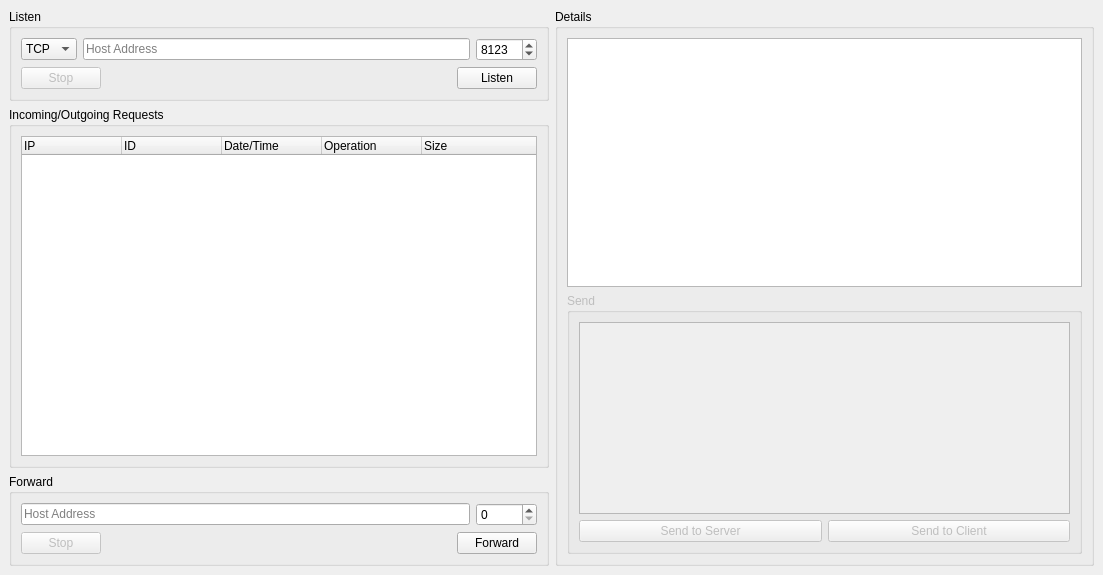
Before: the Qt Designer form mainwindow.ui in realbardia/socket-spy, drawn with Qt 5.
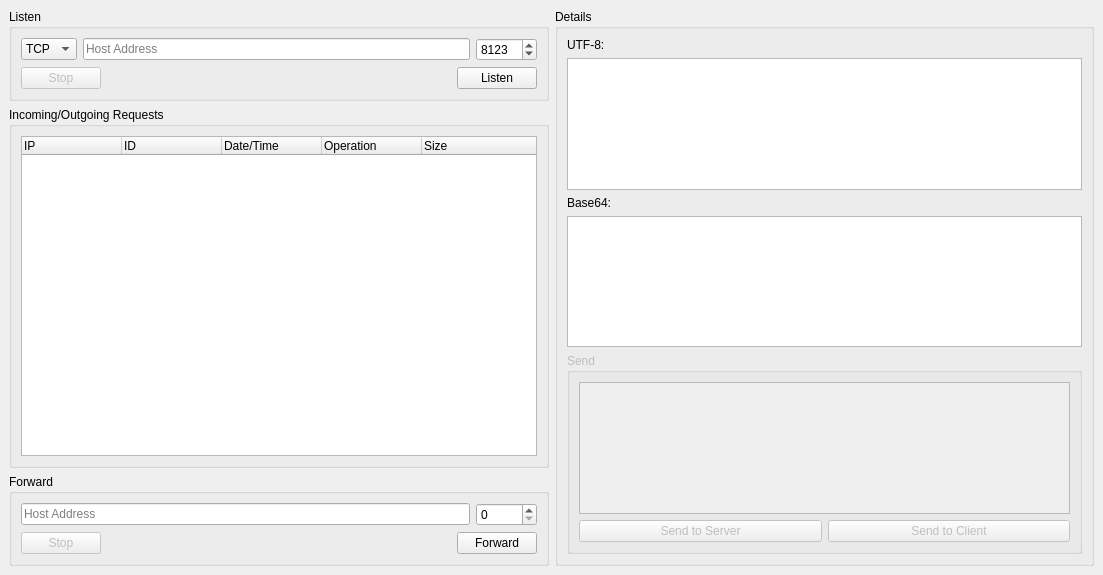
After: the same form once the commit is applied.

Commit message: Base64 pane

```diff
--- a/mainwindow.ui
+++ b/mainwindow.ui
@@ -210,7 +210,24 @@
         </property>
         <layout class="QVBoxLayout" name="verticalLayout_5">
          <item>
-          <widget class="QTextBrowser" name="details"/>
+          <widget class="QLabel" name="label">
+           <property name="text">
+            <string>UTF-8:</string>
+           </property>
+          </widget>
+         </item>
+         <item>
+          <widget class="QTextBrowser" name="detailsUtf8"/>
+         </item>
+         <item>
+          <widget class="QLabel" name="label_2">
+           <property name="text">
+            <string>Base64:</string>
+           </property>
+          </widget>
+         </item>
+         <item>
+          <widget class="QTextBrowser" name="detailsBase64"/>
          </item>
          <item>
           <widget class="QGroupBox" name="sendGroup">
```
The commit also changes 1 other file.
